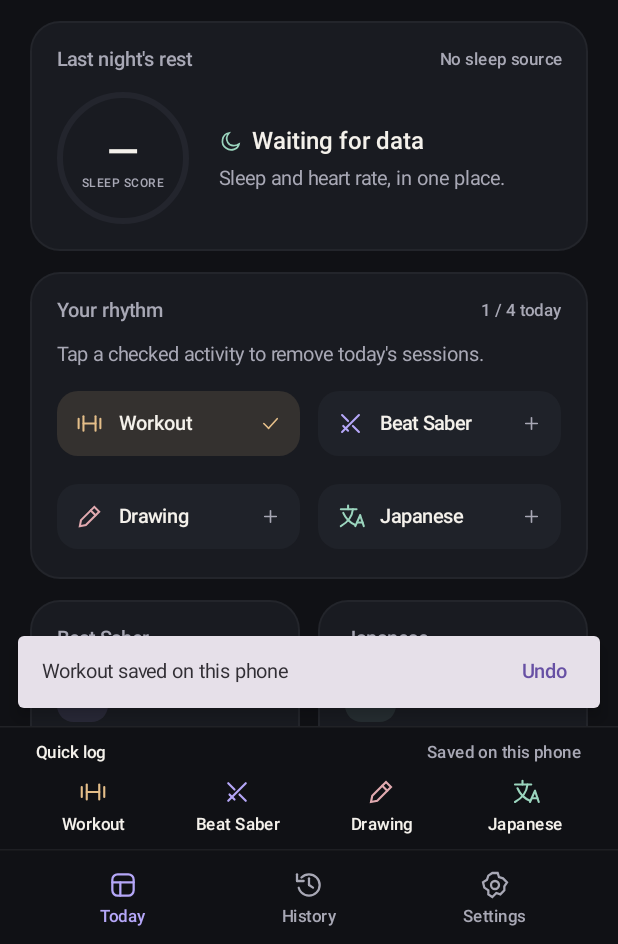
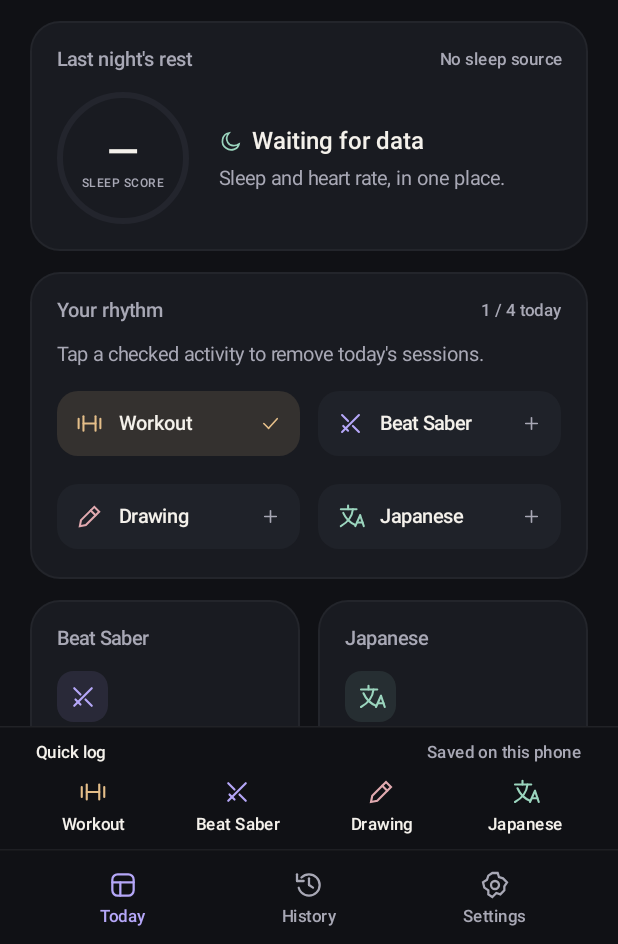
Before and after one commit to Ido-Riko/Chips, an Android app built with Jetpack Compose: the screen it shows after launch (MainActivity), after a tap on "Workout", on a phone screen of 412 x 824 dp, the part 292-1236 px from its top. Run offline under Robolectric (Android 15) with nearby library versions, the phone set to English and light mode, and no system bars; pictures from the network do not load.

Commit message:
Keep rhythm toggle snackbars from intercepting compact-screen taps

```diff
--- a/chips-mobile/app/src/main/java/com/chips/ui/ChipsApp.kt
+++ b/chips-mobile/app/src/main/java/com/chips/ui/ChipsApp.kt
@@ -56,8 +56,8 @@ fun ChipsApp(
     val onActivity: (ActivityType, Boolean) -> Unit = { type, toggle ->
         if (state.demoMode) {
             dashboard.previewActivity(type)
-            scope.launch {
-                snackbar.currentSnackbarData?.dismiss()
+            snackbar.currentSnackbarData?.dismiss()
+            if (!toggle) scope.launch {
                 snackbar.showSnackbar("${type.label}: preview changed. Nothing saved.")
             }
         } else scope.launch {
@@ -65,9 +65,9 @@ fun ChipsApp(
                 val saved = if (toggle) dashboard.toggleToday(type) else dashboard.log(type)
                 runCatching { ActivitySyncWorker.schedule(context) }
                 snackbar.currentSnackbarData?.dismiss()
-                if (saved == null) {
-                    snackbar.showSnackbar("${type.label} unchecked for today")
-                } else if (snackbar.showSnackbar("${type.label} saved on this phone", "Undo", duration = SnackbarDuration.Long) == SnackbarResult.ActionPerformed) {
+                // The checked tile itself confirms a rhythm toggle. A snackbar can cover
+                // that same tile on compact screens and intercept the next tap.
+                if (!toggle && saved != null && snackbar.showSnackbar("${type.label} saved on this phone", "Undo", duration = SnackbarDuration.Long) == SnackbarResult.ActionPerformed) {
                     dashboard.delete(saved.id)
                     ActivitySyncWorker.schedule(context)
                 }
```
Also changed, not shown: 2 other files.
